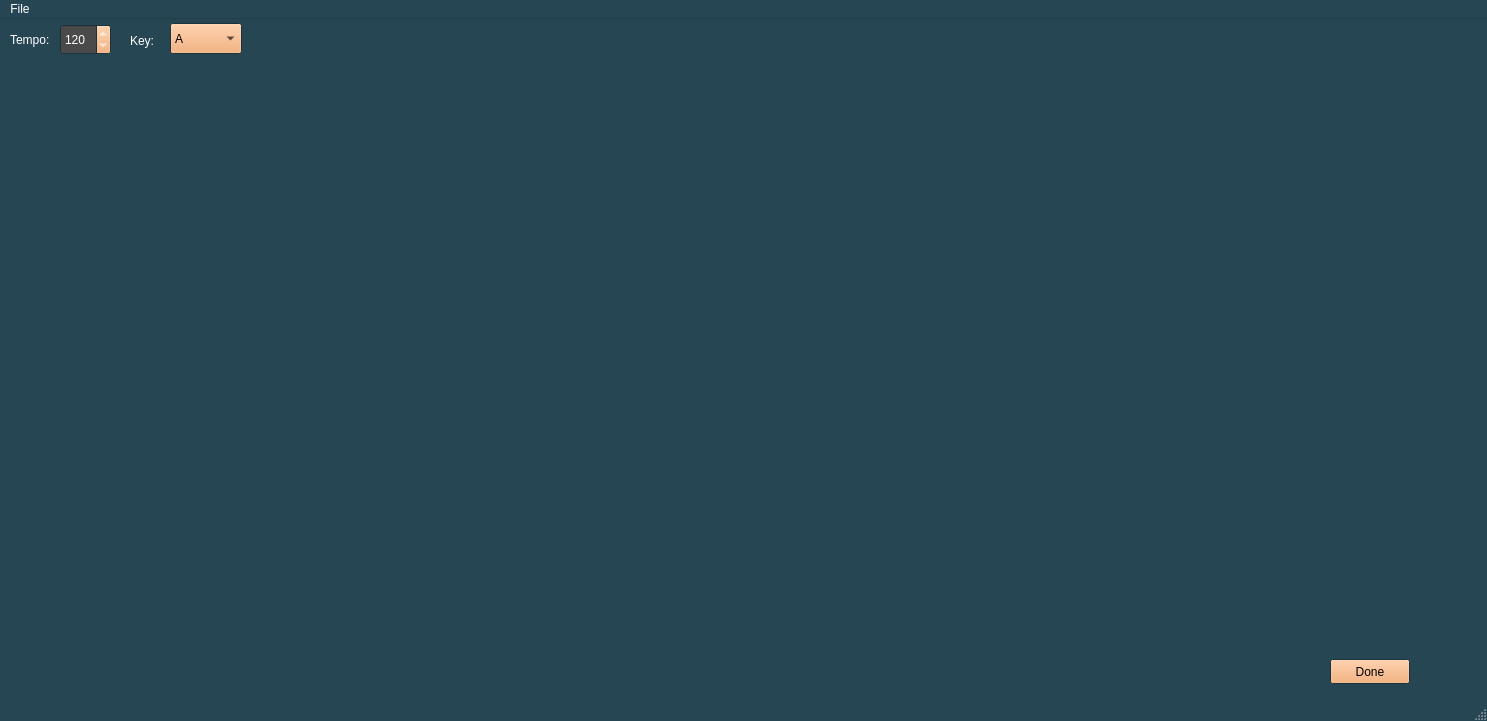
The window that src/trackeditorwindow.ui (JJB9922/MusiDoodle) describes before a commit, drawn with Qt 5.
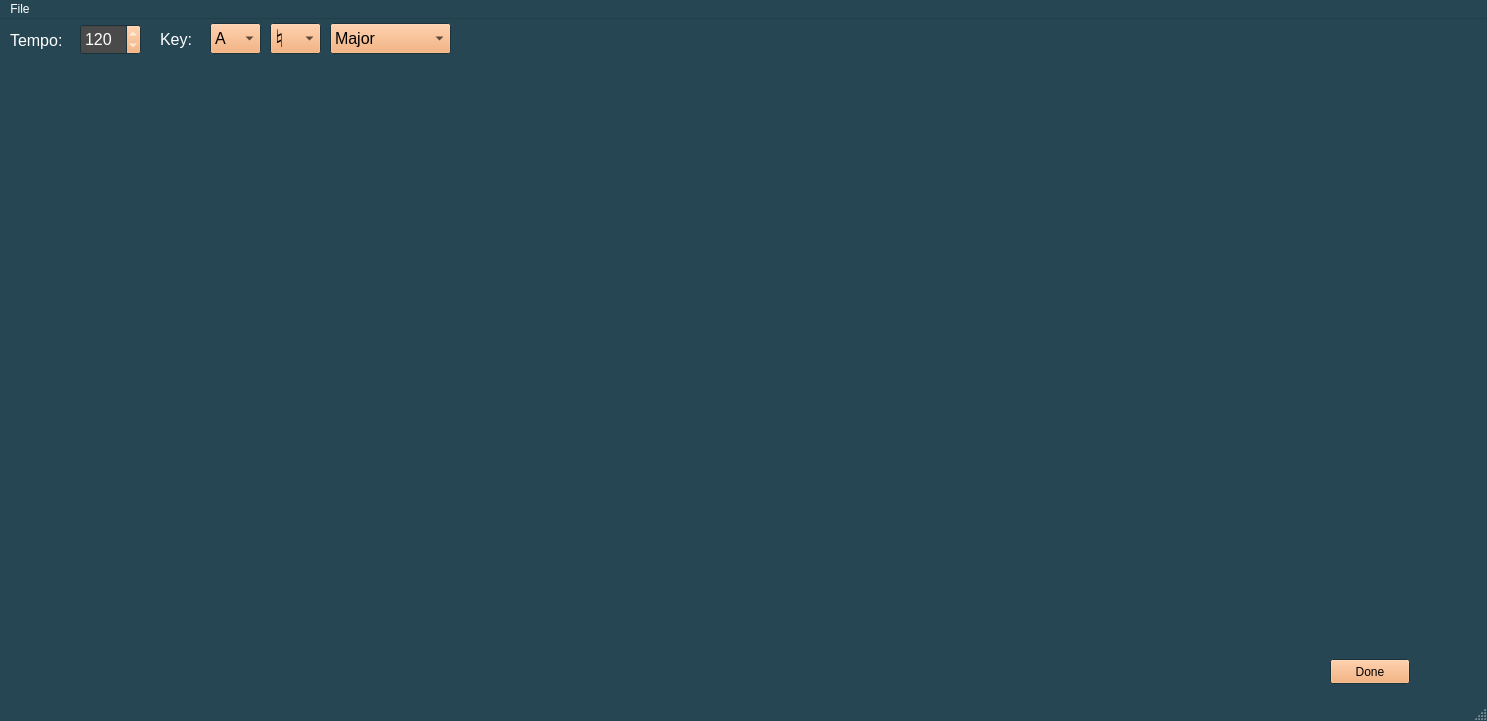
The same window after the commit.

What changed in the file:
```diff
--- a/src/trackeditorwindow.ui
+++ b/src/trackeditorwindow.ui
@@ -499,9 +499,9 @@
    <widget class="QSpinBox" name="tempoBox">
     <property name="geometry">
      <rect>
-      <x>60</x>
+      <x>80</x>
       <y>5</y>
-      <width>51</width>
+      <width>61</width>
       <height>31</height>
      </rect>
     </property>
@@ -532,6 +532,11 @@
       <disabled/>
      </palette>
     </property>
+    <property name="font">
+     <font>
+      <pointsize>12</pointsize>
+     </font>
+    </property>
     <property name="toolTip">
      <string>&lt;html&gt;&lt;head/&gt;&lt;body&gt;&lt;p&gt;The tempo of the track in beats per minute (BPM).&lt;/p&gt;&lt;/body&gt;&lt;/html&gt;</string>
     </property>
@@ -547,10 +552,15 @@
      <rect>
       <x>10</x>
       <y>11</y>
-      <width>51</width>
+      <width>61</width>
       <height>20</height>
      </rect>
     </property>
+    <property name="font">
+     <font>
+      <pointsize>12</pointsize>
+     </font>
+    </property>
     <property name="text">
      <string>Tempo:</string>
     </property>
@@ -558,12 +568,17 @@
    <widget class="QLabel" name="label">
     <property name="geometry">
      <rect>
-      <x>130</x>
-      <y>11</y>
-      <width>54</width>
+      <x>160</x>
+      <y>10</y>
+      <width>31</width>
       <height>21</height>
      </rect>
     </property>
+    <property name="font">
+     <font>
+      <pointsize>12</pointsize>
+     </font>
+    </property>
     <property name="text">
      <string>Key:</string>
     </property>
@@ -571,12 +586,17 @@
    <widget class="QComboBox" name="comboBox">
     <property name="geometry">
      <rect>
-      <x>170</x>
+      <x>210</x>
       <y>4</y>
-      <width>72</width>
+      <width>51</width>
       <height>31</height>
      </rect>
     </property>
+    <property name="font">
+     <font>
+      <pointsize>12</pointsize>
+     </font>
+    </property>
     <property name="toolTip">
      <string>&lt;html&gt;&lt;head/&gt;&lt;body&gt;&lt;p&gt;The tonal key of the track.&lt;/p&gt;&lt;/body&gt;&lt;/html&gt;</string>
     </property>
@@ -616,6 +636,102 @@
      </property>
     </item>
    </widget>
+   <widget class="QComboBox" name="keyToneBox">
+    <property name="geometry">
+     <rect>
+      <x>270</x>
+      <y>4</y>
+      <width>51</width>
+      <height>31</height>
+     </rect>
+    </property>
+    <property name="font">
+     <font>
+      <pointsize>18</pointsize>
+     </font>
+    </property>
+    <property name="toolTip">
+     <string>&lt;html&gt;&lt;head/&gt;&lt;body&gt;&lt;p&gt;The tonal key of the track.&lt;/p&gt;&lt;/body&gt;&lt;/html&gt;</string>
+    </property>
+    <item>
+     <property name="text">
+      <string>♮</string>
+     </property>
+    </item>
+    <item>
+     <property name="text">
+      <string>♯</string>
+     </property>
+    </item>
+    <item>
+     <property name="text">
+      <string>♭</string>
+     </property>
+    </item>
+   </widget>
+   <widget class="QComboBox" name="keyModeComboBox">
+    <property name="geometry">
+     <rect>
+      <x>330</x>
+      <y>4</y>
+      <width>121</width>
+      <height>31</height>
+     </rect>
+    </property>
+    <property name="font">
+     <font>
+      <pointsize>12</pointsize>
+     </font>
+    </property>
+    <property name="toolTip">
+     <string>&lt;html&gt;&lt;head/&gt;&lt;body&gt;&lt;p&gt;The tonal key of the track.&lt;/p&gt;&lt;/body&gt;&lt;/html&gt;</string>
+    </property>
+    <item>
+     <property name="text">
+      <string>Major</string>
+     </property>
+    </item>
+    <item>
+     <property name="text">
+      <string>Minor</string>
+     </property>
+    </item>
+    <item>
+     <property name="text">
+      <string>Ionian</string>
+     </property>
+    </item>
+    <item>
+     <property name="text">
+      <string>Dorian</string>
+     </property>
+    </item>
+    <item>
+     <property name="text">
+      <string>Phrygian</string>
+     </property>
+    </item>
+    <item>
+     <property name="text">
+      <string>Lydian</string>
+     </property>
+    </item>
+    <item>
+     <property name="text">
+      <string>Mixolydian</string>
+     </property>
+    </item>
+    <item>
+     <property name="text">
+      <string>Aeolian</string>
+     </property>
+    </item>
+    <item>
+     <property name="text">
+      <string>Locrian</string>
+     </property>
+    </item>
+   </widget>
   </widget>
   <widget class="QMenuBar" name="menubar">
    <property name="geometry">
@@ -1217,6 +1333,11 @@
      </disabled>
     </palette>
    </property>
+   <property name="font">
+    <font>
+     <pointsize>12</pointsize>
+    </font>
+   </property>
   </widget>
   <action name="actionSave">
    <property name="text">
```
Left out of the diff: 34 changed lines with no effect on the pictures.
